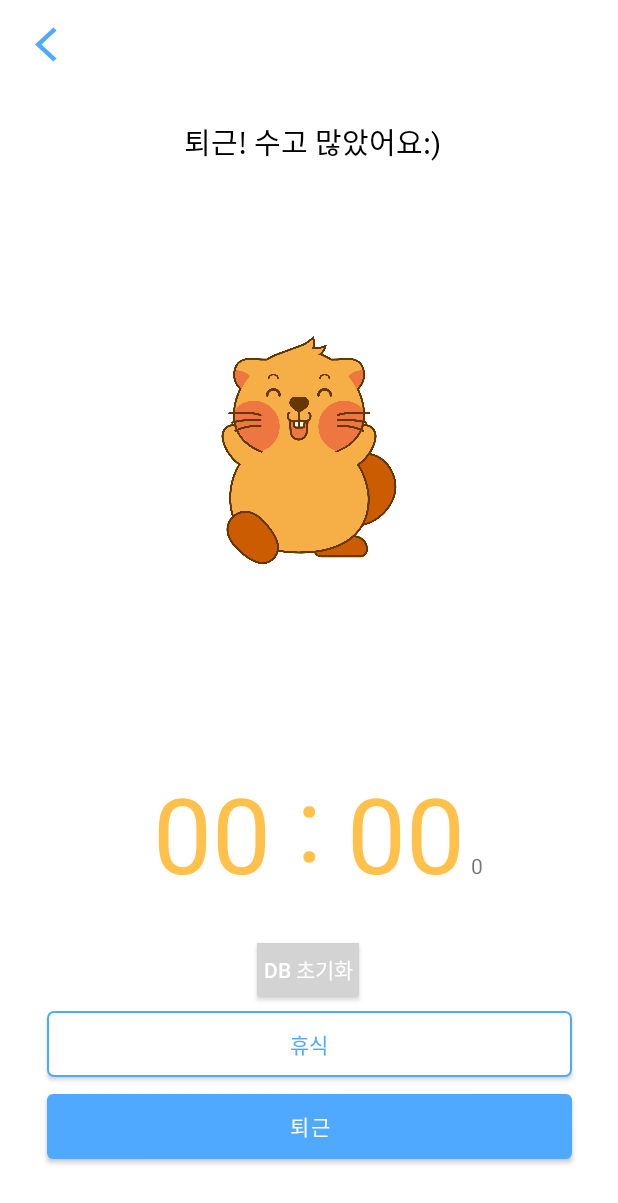
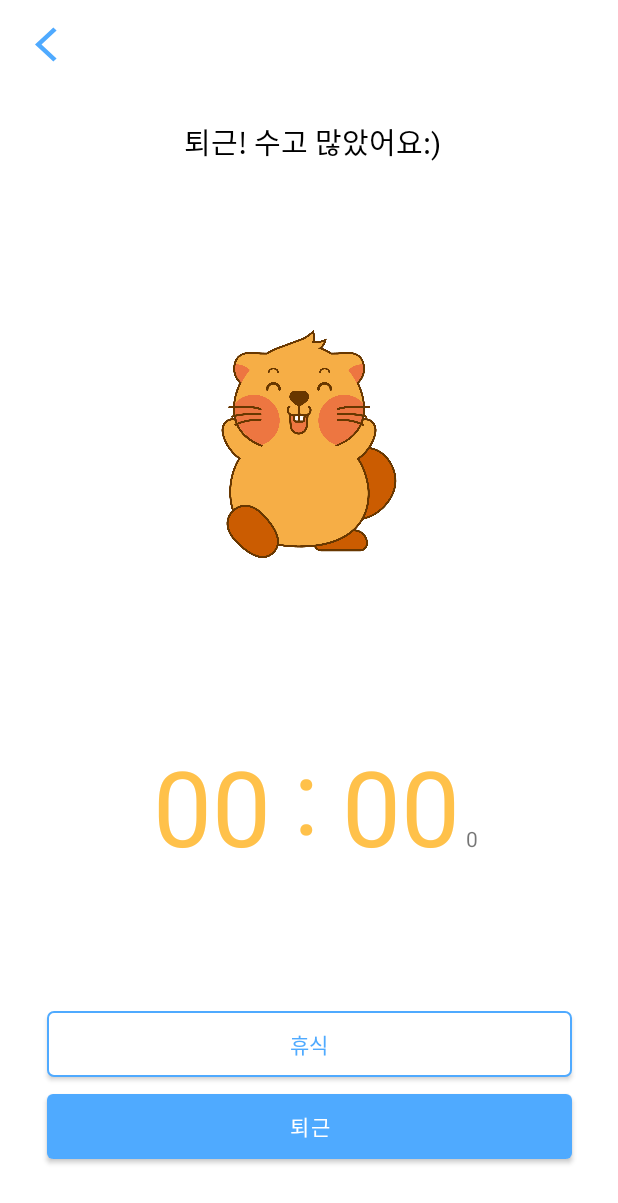
Before and after one commit to y3l512/GURUTest, an Android app: the StopWatchActivity screen opened directly, with no data from a screen before it, after a tap on "퇴근", on a phone screen of 412 x 824 dp. Shown: the top 1203 px of the screen. Run offline under Robolectric (Android 15) with nearby library versions, the phone set to English and light mode, and no system bars; 4 statements that could not run were skipped; 2 other taps on this screen came first.

Commit message:
서비스 구현하려다 실패, 액티비티 오고갈때 이전 액티비티들 finish()로 끝냄

```diff
--- a/app/src/main/AndroidManifest.xml
+++ b/app/src/main/AndroidManifest.xml
@@ -2,6 +2,8 @@
 <manifest xmlns:android="http://schemas.android.com/apk/res/android"
     xmlns:tools="http://schemas.android.com/tools"
     package="com.example.gurutest" >
+
+    <uses-permission android:name="android.permission.FOREGROUND_SERVICE"/>
 
     <application
         android:allowBackup="true"
--- a/app/src/main/java/com/example/gurutest/Calculator.kt
+++ b/app/src/main/java/com/example/gurutest/Calculator.kt
@@ -15,10 +15,12 @@ class Calculator : AppCompatActivity() {
 
         btn_back.setOnClickListener{
             startActivity(Intent(this, MainActivity::class.java))
+            finish()
         }
 
         btn_reset.setOnClickListener{
             startActivity(Intent(this, Calculator2::class.java))
+            finish()
         }
 
         //계산 결과 가져오기
--- a/app/src/main/java/com/example/gurutest/Calculator2.kt
+++ b/app/src/main/java/com/example/gurutest/Calculator2.kt
@@ -71,6 +71,7 @@ class Calculator2 : AppCompatActivity() {
         //뒤로가기 버튼
         btn_back.setOnClickListener{
             startActivity(Intent(this, MainActivity::class.java))
+            finish()
         }
     }
 }
--- a/app/src/main/java/com/example/gurutest/DialogActivity.kt
+++ b/app/src/main/java/com/example/gurutest/DialogActivity.kt
@@ -299,6 +299,7 @@ class DialogActivity : AppCompatActivity() {
         backBtn.setOnClickListener {
             var intent = Intent(this, CalenderActivity::class.java)
             startActivity(intent)
+            finish()
         }
     }
 
--- a/app/src/main/java/com/example/gurutest/NewJob.kt
+++ b/app/src/main/java/com/example/gurutest/NewJob.kt
@@ -82,7 +82,7 @@ class NewJob : AppCompatActivity() {
 
             val intent = Intent(this, MainActivity::class.java)
             startActivity(intent)
-
+            finish()
         }
     }
 }
--- a/app/src/main/java/com/example/gurutest/StopWatchActivity.kt
+++ b/app/src/main/java/com/example/gurutest/StopWatchActivity.kt
@@ -1,10 +1,11 @@
 package com.example.gurutest
 
+import android.content.ComponentName
 import android.content.Intent
+import android.content.ServiceConnection
 import android.database.sqlite.SQLiteDatabase
-import android.os.Build
+import android.os.*
 import androidx.appcompat.app.AppCompatActivity
-import android.os.Bundle
 import android.view.View
 import android.widget.Button
 import android.widget.ImageView
@@ -42,7 +43,6 @@ class StopWatchActivity : AppCompatActivity() {
     lateinit var breakBtn: Button
     lateinit var endBtn: Button
     lateinit var backBtn: Button
-    lateinit var deleteDBbtn: Button
 
     @RequiresApi(Build.VERSION_CODES.O)
     override fun onCreate(savedInstanceState: Bundle?) {
@@ -59,7 +59,6 @@ class StopWatchActivity : AppCompatActivity() {
         breakBtn = findViewById(R.id.breakBtn)
         endBtn = findViewById(R.id.endBtn)
         backBtn = findViewById(R.id.backBtn)
-        deleteDBbtn = findViewById(R.id.deleteDBBtn)
 
         dbManager = DBManager(this, "calDB", null, 1)
 
@@ -76,12 +75,74 @@ class StopWatchActivity : AppCompatActivity() {
         }
 
         backBtn.setOnClickListener {
-            var intent = Intent(this, CalenderActivity::class.java)
+            var intent = Intent(this, MainActivity::class.java)
             startActivity(intent)
+            finish()
         }
 
-        deleteDBbtn.setOnClickListener {
-            remove()
+//        deleteDBbtn.setOnClickListener {
+//            remove()
+//        }
+
+    }
+
+    // 서비스
+    var binder: TimeService.MyBinder? = null
+    var timeService: TimeService? = null
+    var isService = false
+    val connection = object : ServiceConnection {
+        override fun onServiceConnected(name: ComponentName?, service: IBinder?) {
+            isService = true
+            binder = service as TimeService.MyBinder
+            binder!!.setTIme(time)
+            timeService = binder!!.gerService()
+        }
+
+        override fun onServiceDisconnected(name: ComponentName?) {
+            isService = false
+        }
+    }
+
+//    fun serviceBind(view:View) {
+//        bindService(intent, connection, Context.BIND_AUTO_CREATE)
+//    }
+
+    inner class GetCountThread : Runnable {
+
+        private var handler = Handler()
+
+        override fun run() {
+            while(isRunning){
+                if(binder == null){
+                    continue;
+                }
+
+                handler.post(Runnable {
+                    run {
+                        try{
+                            time = binder!!.getTime()
+
+                            val sec = time % 60
+                            var min = time / 60
+                            val hour = min / 60
+                            min -= hour * 60
+
+                            hourTv.text = "%02d".format(hour)
+                            minTv.text = "%02d".format(min)
+                            secTv.text = "%02d".format(sec)
+
+                        } catch(e: RemoteException) {
+                            e.printStackTrace()
+                        }
+                    }
+                })
+
+                try{
+                    Thread.sleep(500)
+                } catch(e: InterruptedException){
+                    e.printStackTrace()
+                }
+            }
         }
 
     }
@@ -89,10 +150,23 @@ class StopWatchActivity : AppCompatActivity() {
     // 근무 시작
     @RequiresApi(Build.VERSION_CODES.O)
     fun start() {
+
+        // 서비스 시작, 바인드 서비스
+        var intent = Intent(this, TimeService::class.java)
+        bindService(intent, connection, BIND_AUTO_CREATE)
+
+//        intent.action = "startForeground"
+//        if(Build.VERSION.SDK_INT >= Build.VERSION_CODES.O){
+//            startForegroundService(intent)
+//        }
+
+        // UI 변경 스레드 시작
+        Thread(GetCountThread()).start()
+
         isRunning = true
 
         // 뒤로가기 버튼 안보이게
-        // backBtn.visibility = View.INVISIBLE
+        backBtn.visibility = View.INVISIBLE
 
         // 이미지와 텍스트뷰 변경
         imageView.setImageResource(R.drawable.working)
@@ -112,21 +186,21 @@ class StopWatchActivity : AppCompatActivity() {
         }
 
         // 1초마다 UI 변경
-        timerTask = timer(period = 1000) {
-
-            time++
-
-            val sec = time % 60
-            var min = time / 60
-            val hour = min / 60
-            min -= hour * 60
-
-            runOnUiThread {
-                hourTv.text = "%02d".format(hour)
-                minTv.text = "%02d".format(min)
-                secTv.text = "%02d".format(sec)
-            }
-        }
+//        timerTask = timer(period = 1000) {
+//
+//            time++
+//
+//            val sec = time % 60
+//            var min = time / 60
+//            val hour = min / 60
+//            min -= hour * 60
+//
+//            runOnUiThread {
+//                hourTv.text = "%02d".format(hour)
+//                minTv.text = "%02d".format(min)
+//                secTv.text = "%02d".format(sec)
+//            }
+//        }
     }
     // 휴식
     @RequiresApi(Build.VERSION_CODES.O)
@@ -138,12 +212,16 @@ class StopWatchActivity : AppCompatActivity() {
 
         // 휴식 버튼을 눌렀을 때 근무 중인지 휴식 중인지에 따라 다른 동작
         if(isRunning){
+            // 휴식 끝
             start()
             breakBtn.text = "휴식"
         }
         else{
-            timerTask?.cancel()
-
+            // 휴식
+            //timerTask?.cancel()
+            // 서비스의 time을 저장하고 서비스 종료
+            time = binder!!.getTime()
+            unbindService(connection)
             imageView.setImageResource(R.drawable.working_break)
             commentTv.text = "잠깐 숨 돌리는 시간!"
             breakBtn.text = "휴식 시간 끝"
@@ -153,10 +231,12 @@ class StopWatchActivity : AppCompatActivity() {
     // 퇴근
     @RequiresApi(Build.VERSION_CODES.O)
     private fun reset(){
-        timerTask?.cancel()
+        // 서비스 중지
+        binder!!.setStop(true)
+        //timerTask?.cancel()
 
         // 뒤로가기 버튼 보이게
-        // backBtn.visibility = View.VISIBLE
+        backBtn.visibility = View.VISIBLE
 
         // 총 근무시간, 45분 이상 -> 1시간, 25~44분 -> 30분, 그 이하 -> 0분
         totalTime = when(minTv.text.toString().toInt()){
@@ -195,15 +275,15 @@ class StopWatchActivity : AppCompatActivity() {
     }
 
     // 테스트하느라 생긴 DB 데이터 초기화용 (임시)
-    private fun remove(){
-
-        sqlitedb = dbManager.readableDatabase
-
-        sqlitedb.execSQL("DELETE FROM calTBL")
-        sqlitedb.close()
-        dbManager.close()
-
-    }
+//    private fun remove(){
+//
+//        sqlitedb = dbManager.readableDatabase
+//
+//        sqlitedb.execSQL("DELETE FROM calTBL")
+//        sqlitedb.close()
+//        dbManager.close()
+//
+//    }
 
     // 오늘 임금을 계산하고 DB에 정보를 넣음
     @RequiresApi(Build.VERSION_CODES.O)
--- a/app/src/main/res/layout/activity_stop_watch.xml
+++ b/app/src/main/res/layout/activity_stop_watch.xml
@@ -24,9 +24,7 @@
         android:layout_width="185dp"
         android:layout_height="195dp"
         android:layout_marginStart="140dp"
-        android:layout_marginTop="20dp"
         android:layout_marginEnd="140dp"
-        android:layout_marginBottom="30dp"
         app:layout_constraintBottom_toTopOf="@+id/textView4"
         app:layout_constraintEnd_toEndOf="parent"
         app:layout_constraintStart_toStartOf="parent"
@@ -60,32 +58,39 @@
         android:layout_width="wrap_content"
         android:layout_height="wrap_content"
         android:layout_marginEnd="102dp"
-        android:layout_marginBottom="222dp"
+        android:layout_marginBottom="240dp"
         android:text="00"
         android:textAppearance="@style/TextAppearance.AppCompat.Large"
         android:textColor="@color/yellow"
         android:textSize="70sp"
         app:layout_constraintBottom_toBottomOf="parent"
-        app:layout_constraintEnd_toEndOf="parent" />
+        app:layout_constraintEnd_toEndOf="parent"
+        app:layout_constraintEnd_toStartOf="@+id/sec"
+        app:layout_constraintHorizontal_bias="0.5"
+        app:layout_constraintStart_toEndOf="@+id/textView4" />
 
     <TextView
         android:id="@+id/hour"
         android:layout_width="wrap_content"
         android:layout_height="wrap_content"
         android:layout_marginStart="102dp"
-        android:layout_marginBottom="222dp"
+        android:layout_marginBottom="240dp"
         android:text="00"
         android:textAppearance="@style/TextAppearance.AppCompat.Large"
         android:textColor="@color/yellow"
         android:textSize="70sp"
         app:layout_constraintBottom_toBottomOf="parent"
+        app:layout_constraintEnd_toStartOf="@+id/textView4"
+        app:layout_constraintHorizontal_bias="0.5"
         app:layout_constraintStart_toStartOf="parent" />
 
     <TextView
         android:id="@+id/textView4"
         android:layout_width="wrap_content"
         android:layout_height="wrap_content"
-        android:layout_marginBottom="230dp"
+        android:layout_marginStart="15dp"
+        android:layout_marginEnd="15dp"
+        android:layout_marginBottom="248dp"
         android:gravity="center_horizontal|center_vertical"
         android:text=":"
         android:textAppearance="@style/TextAppearance.AppCompat.Large"
@@ -93,6 +98,7 @@
         android:textSize="70sp"
         app:layout_constraintBottom_toBottomOf="parent"
         app:layout_constraintEnd_toStartOf="@+id/minute"
+        app:layout_constraintHorizontal_bias="0.5"
         app:layout_constraintStart_toEndOf="@+id/hour" />
 
     <TextView
@@ -116,17 +122,4 @@
         app:layout_constraintStart_toStartOf="parent"
         app:layout_constraintTop_toTopOf="parent" />
 
-    <android.widget.Button
-        android:id="@+id/deleteDBBtn"
-        android:layout_width="68dp"
-        android:layout_height="35dp"
-        android:layout_marginBottom="10dp"
-        android:background="#D3D3D3"
-        android:text="DB 초기화"
-        android:textColor="@color/white"
-        app:layout_constraintBottom_toTopOf="@+id/breakBtn"
-        app:layout_constraintEnd_toEndOf="parent"
-        app:layout_constraintHorizontal_bias="0.498"
-        app:layout_constraintStart_toStartOf="parent" />
-
 </androidx.constraintlayout.widget.ConstraintLayout>
```
Also changed, not shown: app/src/main/java/com/example/gurutest/TimeService.kt (+112 -1 lines).
